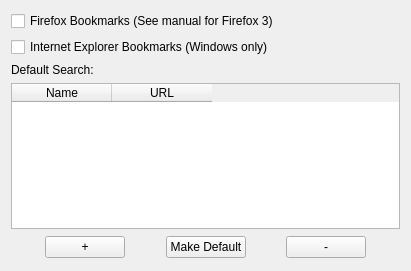
Before: the Qt Designer form plugins/weby/dlg.ui in Chronial/launchy, drawn with Qt 5.
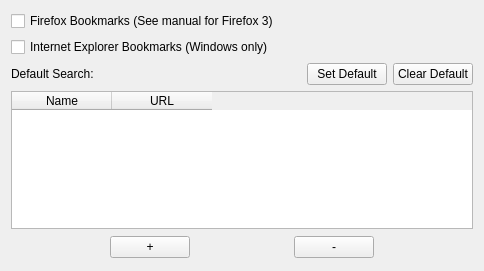
After: the same form once the commit is applied. Custom widgets are drawn as their Qt base class.

Commit message: Added Clear Default search button.

Patch:
```diff
--- a/plugins/weby/dlg.ui
+++ b/plugins/weby/dlg.ui
@@ -6,7 +6,7 @@
    <rect>
     <x>0</x>
     <y>0</y>
-    <width>411</width>
+    <width>464</width>
     <height>271</height>
    </rect>
   </property>
@@ -56,6 +56,20 @@
        </property>
       </widget>
      </item>
+     <item>
+      <widget class="QPushButton" name="pushDefault">
+       <property name="text">
+        <string>Set Default</string>
+       </property>
+      </widget>
+     </item>
+     <item>
+      <widget class="QPushButton" name="pushClearDefault">
+       <property name="text">
+        <string>Clear Default</string>
+       </property>
+      </widget>
+     </item>
     </layout>
    </item>
    <item>
@@ -110,26 +124,6 @@
        </property>
       </spacer>
      </item>
-     <item>
-      <widget class="QPushButton" name="pushDefault">
-       <property name="text">
-        <string>Make Default</string>
-       </property>
-      </widget>
-     </item>
-     <item>
-      <spacer>
-       <property name="orientation">
-        <enum>Qt::Horizontal</enum>
-       </property>
-       <property name="sizeHint" stdset="0">
-        <size>
-         <width>28</width>
-         <height>25</height>
-        </size>
-       </property>
-      </spacer>
-     </item>
      <item>
       <widget class="QPushButton" name="tableRemove">
        <property name="text">
```
The commit also changes 2 other files.
